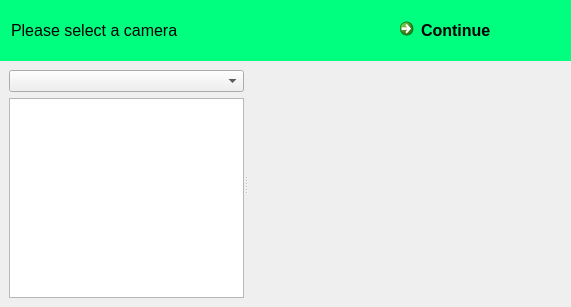
The window that lib/zcameraacquisition/src/zcameraselectorwidget.ui (nikolaseu/neuvision) describes before a commit, drawn with Qt 5.
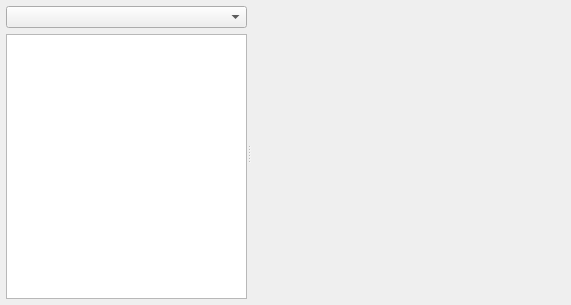
The same window after the commit. Custom widgets are drawn as their Qt base class.

Commit message: Update camera selector widget Remove top bar with "continue" button. This functionality will be added in another widget, possible camera selector "window" This is the minimal widget so we could use it inside other windows so we can customize the functionality, not only "continue" Also use proper method names, and don't use moc auto connection functionality, connect manually/explicitly

Patch:
```diff
--- a/lib/zcameraacquisition/src/zcameraselectorwidget.ui
+++ b/lib/zcameraacquisition/src/zcameraselectorwidget.ui
@@ -13,87 +13,18 @@
   <property name="windowTitle">
    <string>ZCameraSelectorWidget</string>
   </property>
-  <layout class="QVBoxLayout" name="verticalLayout">
-   <property name="spacing">
-    <number>0</number>
-   </property>
-   <property name="leftMargin">
-    <number>0</number>
-   </property>
-   <property name="topMargin">
-    <number>0</number>
-   </property>
-   <property name="rightMargin">
-    <number>0</number>
-   </property>
-   <property name="bottomMargin">
-    <number>0</number>
-   </property>
-   <item>
-    <widget class="QFrame" name="frame">
-     <property name="sizePolicy">
-      <sizepolicy hsizetype="Preferred" vsizetype="Minimum">
-       <horstretch>0</horstretch>
-       <verstretch>0</verstretch>
-      </sizepolicy>
-     </property>
-     <property name="styleSheet">
-      <string notr="true">background-color: rgb(0, 255, 127);</string>
-     </property>
-     <property name="frameShape">
-      <enum>QFrame::NoFrame</enum>
-     </property>
-     <property name="lineWidth">
-      <number>0</number>
-     </property>
      <layout class="QHBoxLayout" name="horizontalLayout">
-      <item>
-       <widget class="QLabel" name="titleLabel">
-        <property name="sizePolicy">
-         <sizepolicy hsizetype="Expanding" vsizetype="Preferred">
-          <horstretch>0</horstretch>
-          <verstretch>0</verstretch>
-         </sizepolicy>
-        </property>
-        <property name="font">
-         <font>
-          <pointsize>12</pointsize>
-         </font>
-        </property>
-        <property name="text">
-         <string>Please select a camera</string>
-        </property>
-       </widget>
-      </item>
-      <item>
-       <widget class="QCommandLinkButton" name="continueButton">
-        <property name="font">
-         <font>
-          <family>Segoe UI</family>
-          <pointsize>12</pointsize>
-         </font>
-        </property>
-        <property name="text">
-         <string>Continue</string>
-        </property>
-       </widget>
-      </item>
-     </layout>
-    </widget>
-   </item>
-   <item>
-    <layout class="QHBoxLayout" name="horizontalLayout_2">
      <property name="leftMargin">
-      <number>3</number>
+    <number>0</number>
      </property>
      <property name="topMargin">
-      <number>3</number>
+    <number>0</number>
      </property>
      <property name="rightMargin">
-      <number>3</number>
+    <number>0</number>
      </property>
      <property name="bottomMargin">
-      <number>3</number>
+    <number>0</number>
      </property>
      <item>
       <widget class="QSplitter" name="splitter">
@@ -151,8 +82,6 @@
         </property>
        </widget>
       </widget>
-     </item>
-    </layout>
    </item>
   </layout>
  </widget>
```
Lines whose indentation alone changed are shown as unchanged. The commit also changes 3 other files.
